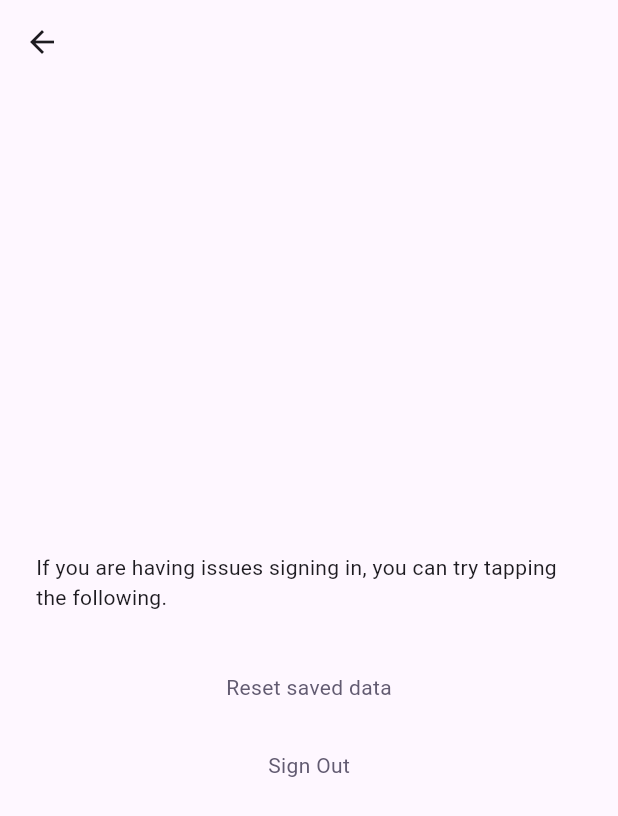
After one commit to codepetca/bara-flutter, a Flutter app: the screen it shows after launch, after a tap on "Sign In", after a tap on the "info outline" icon, on a phone screen of 412 x 824 dp. The commit adds this screen. Shown: the top 816 px of the screen. Run offline on Flutter 3.47's test engine with Material 3 defaults, Android fonts, the phone set to English and light mode, and no system bars; our stand-ins replace flutter_dotenv, shared_preferences, supabase_flutter, watch_it; missing offline and left inert: supabase_auth_ui; accounts and stored records are empty.

Commit message:
Add more views

```diff
--- a/lib/main.dart
+++ b/lib/main.dart
@@ -2,6 +2,7 @@ import 'package:bara_flutter/services/supabase_auth.dart';
 import 'package:bara_flutter/services/timer_service.dart';
 import 'package:bara_flutter/views/app/app.dart';
 import 'package:bara_flutter/views/app/profile_view.dart';
+import 'package:bara_flutter/views/sign_in/info_view.dart';
 import 'package:bara_flutter/views/sign_in/sign_in_view.dart';
 import 'package:bara_flutter/views/student/student_home.dart';
 import 'package:flutter/material.dart';
@@ -45,6 +46,7 @@ class MainApp extends StatelessWidget {
         Routes.signIn: (context) => SignInView(),
         Routes.studentHome: (context) => StudentHome(),
         Routes.profile: (context) => ProfileView(),
+        Routes.info: (context) => InfoView(),
       },
     );
   }
@@ -55,4 +57,5 @@ class Routes {
   static const String signIn = '/sign_in';
   static const String studentHome = '/student_home';
   static const String profile = '/profile';
+  static const String info = '/info';
 }
--- /dev/null
+++ b/lib/views/sign_in/info_view.dart
@@ -0,0 +1,57 @@
+import 'package:flutter/material.dart';
+import 'package:logging/logging.dart';
+
+class InfoView extends StatelessWidget {
+  final log = Logger('InfoView');
+
+  InfoView({super.key});
+
+  @override
+  Widget build(BuildContext context) {
+    final theme = Theme.of(context);
+    return Scaffold(
+      appBar: AppBar(),
+      body: Column(
+        children: [
+          Spacer(),
+          Padding(
+            padding: const EdgeInsets.all(24.0),
+            child: Text(
+                'If you are having issues signing in, you can try tapping the following.'),
+          ),
+          Padding(
+            padding: const EdgeInsets.all(16.0),
+            child: GestureDetector(
+              onTap: onResetSavedData,
+              child: Text('Reset saved data',
+                  style: theme.textTheme.bodyMedium!
+                      .copyWith(color: theme.colorScheme.secondary)),
+            ),
+          ),
+          Padding(
+            padding: const EdgeInsets.all(16.0),
+            child: GestureDetector(
+              onTap: onSignOut,
+              child: Text(
+                'Sign Out',
+                style: theme.textTheme.bodyMedium!
+                    .copyWith(color: theme.colorScheme.secondary),
+              ),
+            ),
+          ),
+          Spacer(),
+        ],
+      ),
+    );
+  }
+
+  // TODO: Reset saved data
+  void onResetSavedData() {
+    log.warning('onResetSavedData not implemented');
+  }
+
+  // TODO: Sign out
+  void onSignOut() {
+    log.warning('OnSignOut not implemented');
+  }
+}
--- /dev/null
+++ b/lib/views/sign_in/sign_in_button.dart
@@ -0,0 +1,20 @@
+import 'package:flutter/material.dart';
+
+class SignInButton extends StatelessWidget {
+  final void Function() action;
+  const SignInButton({super.key, required this.action});
+
+  @override
+  Widget build(BuildContext context) {
+    return Padding(
+      padding: const EdgeInsets.all(8.0),
+      child: SizedBox(
+        width: double.infinity,
+        child: ElevatedButton(
+          onPressed: action,
+          child: Text('Sign In'),
+        ),
+      ),
+    );
+  }
+}
--- a/lib/views/sign_in/sign_in_view.dart
+++ b/lib/views/sign_in/sign_in_view.dart
@@ -1,5 +1,7 @@
+import 'package:bara_flutter/main.dart';
 import 'package:bara_flutter/services/supabase_auth.dart';
 import 'package:bara_flutter/util/validators.dart';
+import 'package:bara_flutter/views/sign_in/sign_in_button.dart';
 import 'package:flutter/material.dart';
 import 'package:shared_preferences/shared_preferences.dart';
 import 'package:bara_flutter/util/shared_preferences_x.dart';
@@ -24,28 +26,18 @@ class _SignInViewState extends State<SignInView> {
     _loadSignInEmail();
   }
 
-  Future<void> _loadSignInEmail() async {
-    prefs = await SharedPreferences.getInstance();
-    final savedEmail = prefs.getSignInEmail();
-    if (savedEmail != null) {
-      setState(() {
-        _emailController.text = savedEmail;
-      });
-    }
-  }
-
-  void _onSignIn(BuildContext context) async {
-    if (_formKey.currentState!.validate()) {
-      _supabaseAuth.signIn(_emailController.text);
-
-      // Save email to SharedPreferences
-      await prefs.saveSignInEmail(_emailController.text);
-    }
-  }
-
   @override
   Widget build(BuildContext context) {
     return Scaffold(
+      appBar: AppBar(
+        title: Text(''),
+        leading: IconButton(
+          onPressed: () {
+            Navigator.pushNamed(context, Routes.info);
+          },
+          icon: Icon(Icons.info_outline),
+        ),
+      ),
       body: Padding(
         padding: const EdgeInsets.all(16.0),
         child: Form(
@@ -62,20 +54,30 @@ class _SignInViewState extends State<SignInView> {
                 validator: validateEmail,
               ),
               Spacer(),
-              Padding(
-                padding: const EdgeInsets.all(8.0),
-                child: SizedBox(
-                  width: double.infinity,
-                  child: ElevatedButton(
-                    onPressed: () => _onSignIn(context),
-                    child: Text('Sign In'),
-                  ),
-                ),
-              ),
+              SignInButton(action: _onSignIn),
             ],
           ),
         ),
       ),
     );
   }
+
+  Future<void> _loadSignInEmail() async {
+    prefs = await SharedPreferences.getInstance();
+    final savedEmail = prefs.getSignInEmail();
+    if (savedEmail != null) {
+      setState(() {
+        _emailController.text = savedEmail;
+      });
+    }
+  }
+
+  void _onSignIn() async {
+    if (_formKey.currentState!.validate()) {
+      _supabaseAuth.signIn(_emailController.text);
+
+      // Save email to SharedPreferences
+      await prefs.saveSignInEmail(_emailController.text);
+    }
+  }
 }
```
Also changed, not shown: lib/views/app/sign_in/sign_in_view.dart (deleted, +0 -81 lines), lib/views/student/StudentScanButton.dart (added, +33 -0 lines), lib/views/student/section_detail.dart (+27 -4 lines), lib/views/student/student_home.dart (+7 -9 lines).
